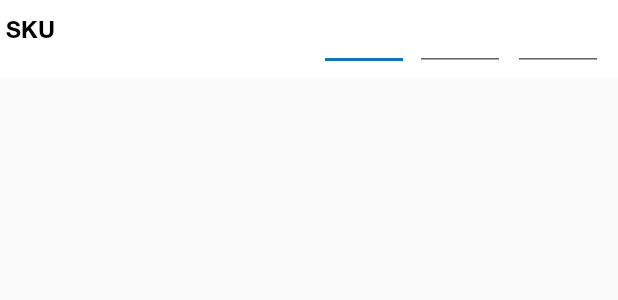
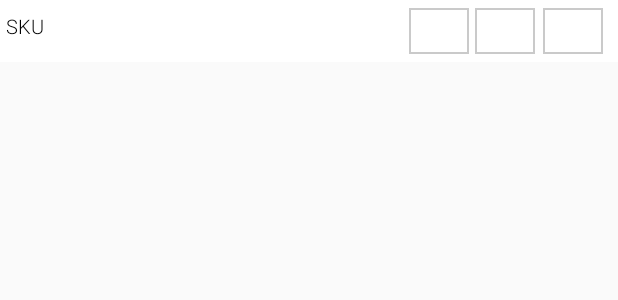
Before and after one commit to olukayodepaul/bcmobiletrader, an Android app: the layout sales_entry_adapter.xml on its own in the app's theme, with its tools: preview values and no code run, on a phone screen of 412 x 824 dp. Shown: the top 300 px of the screen. Run offline under Robolectric (Android 15) with nearby library versions, the phone set to English and light mode, and no system bars.

Commit message:
Add Attendance

```diff
--- a/app/src/main/java/com/mobbile/paul/bcmobiletrader/datasource/AppDao.kt
+++ b/app/src/main/java/com/mobbile/paul/bcmobiletrader/datasource/AppDao.kt
@@ -17,6 +17,7 @@ interface AppDao {
     @Query("UPDATE products SET checkitem=:checked WHERE item = :code ")
     suspend fun checkProduct(checked: Int, code: String)
 
-    @Query("SELECT * FROM products WHERE checkitem = 2")
-    suspend fun selectCheckProduct(): List<ProductListEntity>
+    @Query("SELECT * FROM products WHERE checkitem = 2 AND groupid=:subdivision")
+    suspend fun selectCheckProduct(subdivision: String): List<ProductListEntity>
+
 }
--- a/app/src/main/java/com/mobbile/paul/bcmobiletrader/ui/productlist/ProductListActivity.kt
+++ b/app/src/main/java/com/mobbile/paul/bcmobiletrader/ui/productlist/ProductListActivity.kt
@@ -56,6 +56,7 @@ class ProductListActivity : AppCompatActivity() {
         when (itemView) {
             R.id.menu_next -> {
                 val intent = Intent(applicationContext, SalesEntryActivity::class.java)
+                intent.putExtra("groupid", getParceableData.subdivision!!)
                 startActivity(intent)
             }
         }
--- a/app/src/main/java/com/mobbile/paul/bcmobiletrader/ui/salesentries/SalesEntryAdapter.kt
+++ b/app/src/main/java/com/mobbile/paul/bcmobiletrader/ui/salesentries/SalesEntryAdapter.kt
@@ -37,7 +37,8 @@ class SalesEntryAdapter(
         RecyclerView.ViewHolder(containerView),
         LayoutContainer {
         fun bind(item: ProductListEntity) {
-            //containerView.en_text_content.text = item.name
+            containerView.en_text_content.text = item.name
         }
+        //clicking each component from here
     }
 }
--- a/app/src/main/java/com/mobbile/paul/bcmobiletrader/ui/salesentries/SalesEntryViewModel.kt
+++ b/app/src/main/java/com/mobbile/paul/bcmobiletrader/ui/salesentries/SalesEntryViewModel.kt
@@ -13,10 +13,10 @@ class SalesEntryViewModel @ViewModelInject constructor(private val repository: S
     private val _salesEntryUiState = MutableStateFlow<SalesEntryUiState>(SalesEntryUiState.Empty)
     val salesEntryUiStates get() = _salesEntryUiState
 
-    fun fetchSalesEntryProduct() = viewModelScope.launch {
+    fun fetchSalesEntryProduct(groupid:String) = viewModelScope.launch {
         _salesEntryUiState.value = SalesEntryUiState.Loading
         try {
-            _salesEntryUiState.value = SalesEntryUiState.Success(repository.getSelectProduct())
+            _salesEntryUiState.value = SalesEntryUiState.Success(repository.getSelectProduct(groupid))
         }catch (e: Exception) {
             _salesEntryUiState.value = SalesEntryUiState.Error(e.message.toString())
         }
--- a/app/src/main/java/com/mobbile/paul/bcmobiletrader/ui/salesentries/repository/SalesEntryRepository.kt
+++ b/app/src/main/java/com/mobbile/paul/bcmobiletrader/ui/salesentries/repository/SalesEntryRepository.kt
@@ -4,5 +4,5 @@ package com.mobbile.paul.bcmobiletrader.ui.salesentries.repository
 import com.mobbile.paul.bcmobiletrader.ui.productlist.ProductListEntity
 
 interface SalesEntryRepository{
-    suspend fun getSelectProduct(): List<ProductListEntity>
+    suspend fun getSelectProduct(subdivision: String): List<ProductListEntity>
 }
--- a/app/src/main/java/com/mobbile/paul/bcmobiletrader/ui/salesentries/repository/SalesEntryRepositoryImpl.kt
+++ b/app/src/main/java/com/mobbile/paul/bcmobiletrader/ui/salesentries/repository/SalesEntryRepositoryImpl.kt
@@ -8,7 +8,7 @@ class SalesEntryRepositoryImpl(
     private val retrofitService: RetrofitService,
     private val appdoa: AppDao
 ): SalesEntryRepository{
-    override suspend fun getSelectProduct(): List<ProductListEntity> {
-        return appdoa.selectCheckProduct()
+    override suspend fun getSelectProduct(subdivision: String): List<ProductListEntity> {
+        return appdoa.selectCheckProduct(subdivision)
     }
 }
--- /dev/null
+++ b/app/src/main/res/drawable/inputborder.xml
@@ -0,0 +1,15 @@
+<?xml version="1.0" encoding="utf-8"?>
+<shape xmlns:android="http://schemas.android.com/apk/res/android">
+    <stroke
+        android:width="1dp"
+        android:color="@color/ballReleasegb" />
+    <solid
+        android:color="#00FFFFFF"
+        android:paddingLeft="10dp"
+        android:paddingTop="10dp"/>
+    <padding
+        android:left="5dp"
+        android:top="5dp"
+        android:right="5dp"
+        android:bottom="5dp" />
+</shape>
--- a/app/src/main/res/layout/sales_entry_adapter.xml
+++ b/app/src/main/res/layout/sales_entry_adapter.xml
@@ -17,25 +17,25 @@
         android:layout_width="200dp"
         android:layout_height="wrap_content"
         android:layout_marginStart="4dp"
-        android:fontFamily="@font/helvitica"
+        android:fontFamily="@font/roboto_light"
         android:text="SKU"
         android:textAlignment="textStart"
         android:textColor="@color/bg_black"
-        android:textSize="15sp"
+        android:textSize="13sp"
         app:layout_constraintBottom_toBottomOf="parent"
-        app:layout_constraintEnd_toStartOf="@+id/textView3"
+        app:layout_constraintEnd_toStartOf="@+id/backroom"
         app:layout_constraintHorizontal_bias="0.0"
         app:layout_constraintStart_toStartOf="parent"
         app:layout_constraintTop_toTopOf="parent"
         app:layout_constraintVertical_bias="0.21" />
 
     <LinearLayout
-        android:id="@+id/textView3"
-        android:layout_width="60dp"
+        android:id="@+id/backroom"
+        android:layout_width="40dp"
         android:layout_height="wrap_content"
         android:layout_marginEnd="4dp"
         app:layout_constraintBottom_toBottomOf="parent"
-        app:layout_constraintEnd_toStartOf="@+id/textView4"
+        app:layout_constraintEnd_toStartOf="@+id/shelf"
         app:layout_constraintTop_toTopOf="parent"
         app:layout_constraintVertical_bias="0.2"
         android:orientation="vertical">
@@ -48,16 +48,17 @@
             android:inputType="textPersonName"
             android:textSize="17sp"
             android:fontFamily="@font/helvitica"
+            android:background="@drawable/inputborder"
              />
     </LinearLayout>
 
     <LinearLayout
-        android:id="@+id/textView4"
-        android:layout_width="60dp"
+        android:id="@+id/shelf"
+        android:layout_width="40dp"
         android:layout_height="wrap_content"
         android:layout_marginEnd="5dp"
         app:layout_constraintBottom_toBottomOf="parent"
-        app:layout_constraintEnd_toStartOf="@+id/textView5"
+        app:layout_constraintEnd_toStartOf="@+id/order"
         app:layout_constraintTop_toTopOf="parent"
         app:layout_constraintVertical_bias="0.222"
         android:orientation="vertical">
@@ -70,12 +71,13 @@
             android:inputType="textPersonName"
             android:textSize="17sp"
             android:fontFamily="@font/helvitica"
+            android:background="@drawable/inputborder"
              />
     </LinearLayout>
 
     <LinearLayout
-        android:id="@+id/textView5"
-        android:layout_width="60dp"
+        android:id="@+id/order"
+        android:layout_width="40dp"
         android:layout_height="wrap_content"
         android:layout_marginEnd="10dp"
         app:layout_constraintBottom_toBottomOf="parent"
@@ -92,6 +94,7 @@
             android:inputType="textPersonName"
             android:textSize="17sp"
             android:fontFamily="@font/helvitica"
+            android:background="@drawable/inputborder"
              />
     </LinearLayout>
 
```
Also changed, not shown: app/src/main/java/com/mobbile/paul/bcmobiletrader/ui/salesentries/SalesEntryActivity.kt (+5 -2 lines), app/src/main/res/layout/salesentry.xml (+74 -4 lines).
